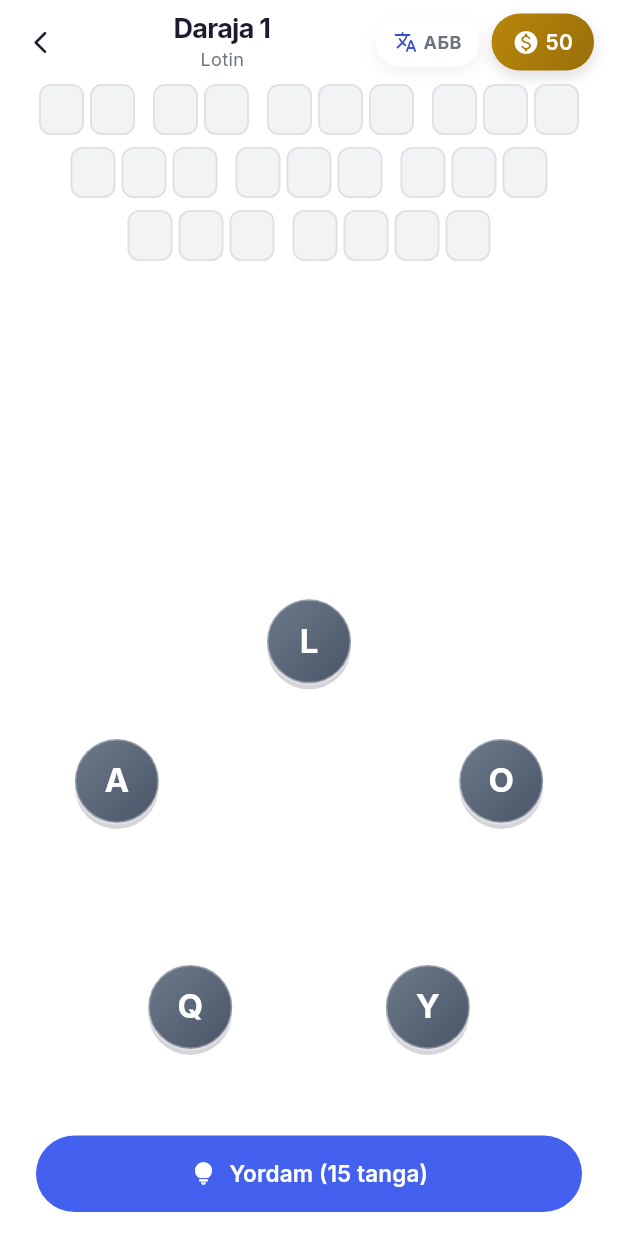
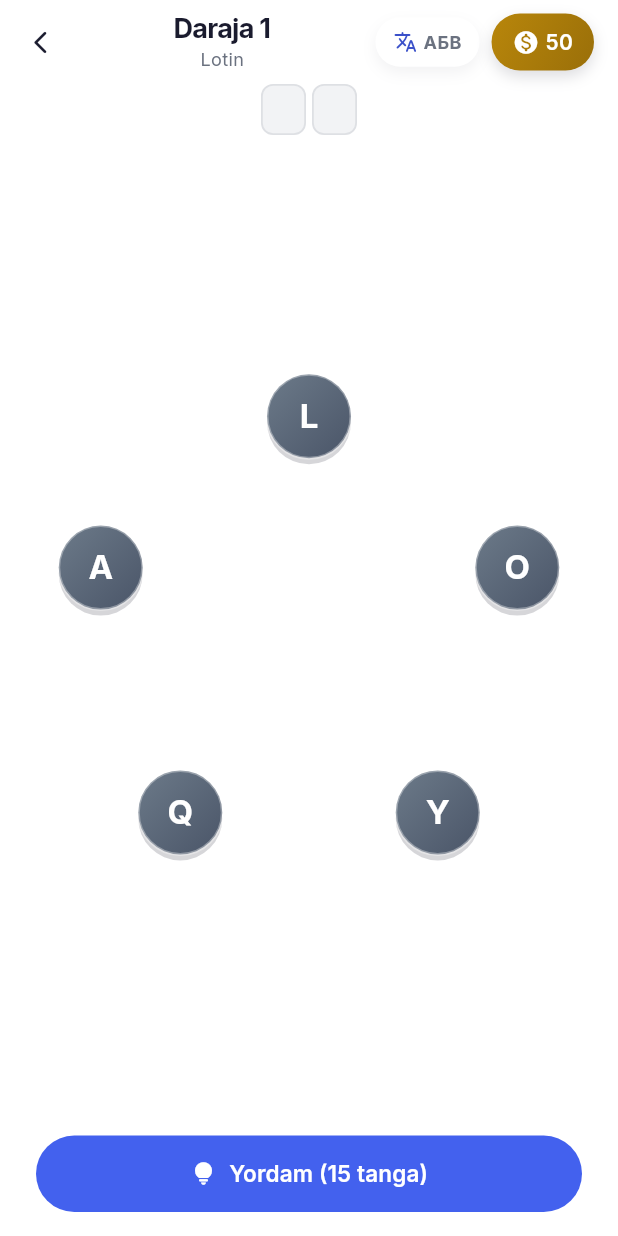
Before and after one commit to nodirbekabdimurodov2026-creator/soz_topish_oyini, a Flutter app: the GameScreen screen opened directly, on a phone screen of 412 x 824 dp. Run offline on Flutter 3.47's test engine with Material 3 defaults, Android fonts, the phone set to English and light mode, and no system bars; our stand-ins replace firebase_analytics, firebase_core, google_fonts, shared_preferences, sqflite; accounts and stored records are empty.

Commit message:
Fix crossword panel sizing and layout balance

```diff
--- a/lib/screens/game_screen.dart
+++ b/lib/screens/game_screen.dart
@@ -71,20 +71,15 @@ class _GameScreenState extends State<GameScreen>
                   children: [
                     _buildHeader(context, game, level),
                     const SizedBox(height: AppSpacing.sm),
-                    Expanded(
-                      flex: 4,
-                      child: Padding(
-                        padding: const EdgeInsets.symmetric(horizontal: AppSpacing.md),
-                        child: SingleChildScrollView(
-                          child: WordGridPanel(
-                            allWords: level.validWords,
-                            foundWords: foundWords,
-                          ),
-                        ),
+                    Padding(
+                      padding: const EdgeInsets.symmetric(horizontal: AppSpacing.md),
+                      child: WordGridPanel(
+                        allWords: level.validWords,
+                        foundWords: foundWords,
+                        requiredCount: level.completionThreshold,
                       ),
                     ),
                     Expanded(
-                      flex: 5,
                       child: _buildLetterCircle(context, game, level),
                     ),
                     _buildHintButton(context, game),
--- a/lib/widgets/word_grid_panel.dart
+++ b/lib/widgets/word_grid_panel.dart
@@ -4,14 +4,23 @@ import '../theme/app_theme.dart';
 /// Topilishi kerak bo'lgan so'zlar uchun krossvord-uslubidagi katakchalar
 /// panelini chizadi. So'z topilganda mos katakchalar harflarga to'ladi,
 /// topilmagan bo'lsa bo'sh (faqat chiziq) ko'rinishda qoladi.
+///
+/// MUHIM: faqat [requiredCount] tagacha eng qisqa so'zlar ko'rsatiladi -
+/// qolgan "bonus" so'zlar (agar level.validWords ko'proq bo'lsa) bu
+/// panelda ko'rsatilmaydi, chunki ular daraja tugashi uchun shart emas.
+/// Bu birinchi darajalarda 1-2 ta katak qatori bilan boshlanishini va
+/// foydalanuvchini ko'p sonli bo'sh kataklar bilan cho'chitmasligini
+/// ta'minlaydi.
 class WordGridPanel extends StatelessWidget {
   final List<String> allWords;
   final List<String> foundWords;
+  final int requiredCount;
 
   const WordGridPanel({
     super.key,
     required this.allWords,
     required this.foundWords,
+    required this.requiredCount,
   });
 
   @override
@@ -19,11 +28,26 @@ class WordGridPanel extends StatelessWidget {
     final sorted = [...allWords]
       ..sort((a, b) => a.length.compareTo(b.length));
 
+    // Faqat talab qilingan sondagi (eng qisqa) so'zlarni ko'rsatamiz.
+    // Agar foydalanuvchi shu sonni topgandan keyin ham qo'shimcha
+    // (bonus) so'z topgan bo'lsa, ularni ham ko'rsatamiz - shunda
+    // allaqachon topilgan bonus so'zlar yo'qolib qolmaydi.
+    final visibleWords = <String>{};
+    for (final w in sorted.take(requiredCount)) {
+      visibleWords.add(w);
+    }
+    for (final foundUpper in foundWords) {
+      final match = allWords.where((x) => x.toUpperCase() == foundUpper);
+      if (match.isNotEmpty) visibleWords.add(match.first);
+    }
+    final displayList = visibleWords.toList()
+      ..sort((a, b) => a.length.compareTo(b.length));
+
     return Wrap(
       alignment: WrapAlignment.center,
       spacing: AppSpacing.sm,
       runSpacing: AppSpacing.sm,
-      children: sorted.map((word) {
+      children: displayList.map((word) {
         final isFound = foundWords.contains(word.toUpperCase());
         return _WordSlot(word: word, isFound: isFound);
       }).toList(),
```
Also changed, not shown: 1 other file.
